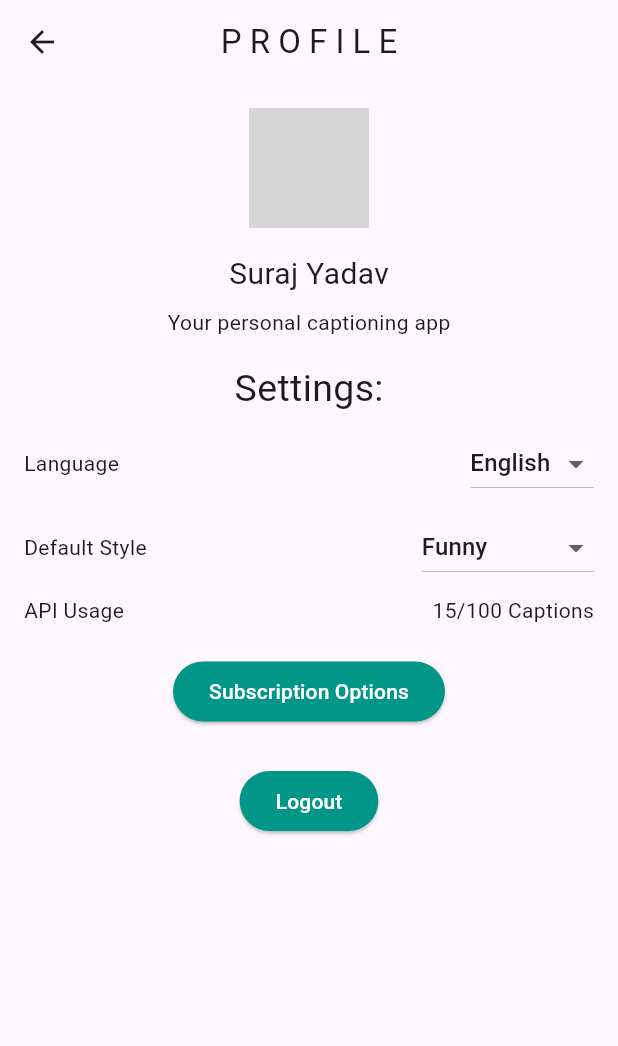
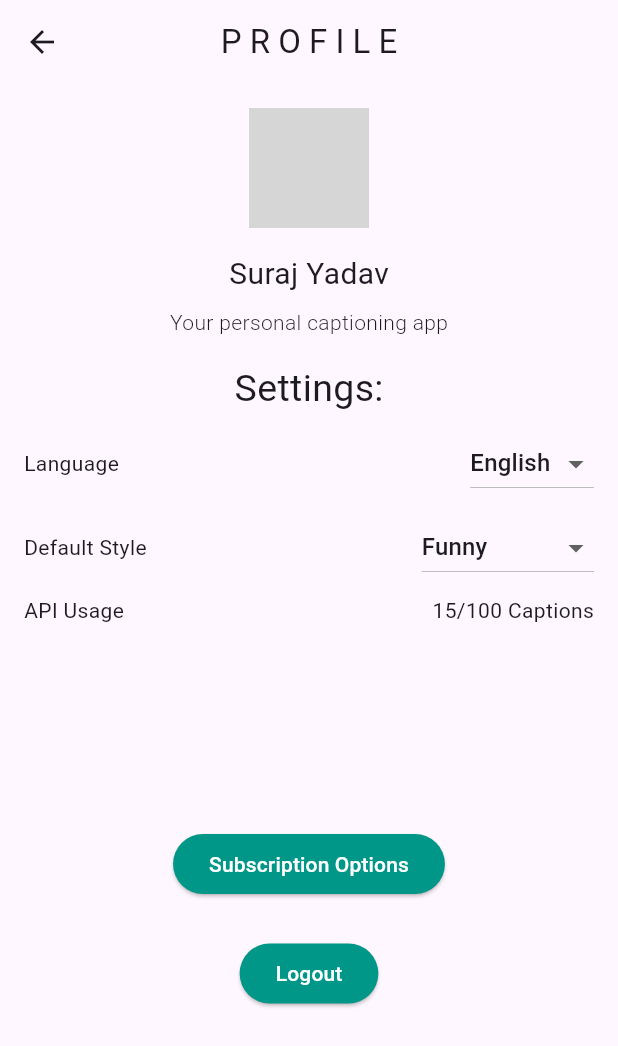
Before and after one commit to suraj-yadav0/caption_it, a Flutter app: the ProfileScreen screen opened by its route, on a phone screen of 412 x 824 dp. Shown: the top 1046 px of the screen. Run offline on Flutter 3.47's test engine with Material 3 defaults, Android fonts, the phone set to English and light mode, and no system bars; our stand-ins replace file_picker, flutter_dotenv, google_generative_ai; network calls fail; grey boxes are pictures that could not be loaded.

Commit message:
More UI Imrovements

```diff
--- a/lib/onboarding_screen.dart
+++ b/lib/onboarding_screen.dart
@@ -90,7 +90,7 @@ class _OnboardingScreenState extends State<OnboardingScreen> {
         height: 10,
         decoration: BoxDecoration(
           shape: BoxShape.circle,
-          color: isCurrentPage ? Colors.blue : Colors.grey[400],
+          color: isCurrentPage ? Colors.teal : Colors.grey[400],
         ),
       ),
     );
--- a/lib/profile_screen.dart
+++ b/lib/profile_screen.dart
@@ -37,7 +37,8 @@ class _ProfileScreenState extends State<ProfileScreen> {
             const Center(
               child: CircleAvatar(
                 radius: 40,
-                backgroundImage: AssetImage('assets/profile_image.png'),
+                backgroundImage: NetworkImage(
+                    'https://cdn.dribbble.com/users/89015/screenshots/5594172/media/326d4ea1d8d3d391a8a3c22c7c71dd4a.png?resize=800x600&vertical=center'),
               ),
             ),
             const SizedBox(height: 16),
@@ -46,7 +47,7 @@ class _ProfileScreenState extends State<ProfileScreen> {
               style: TextStyle(fontSize: 20),
             ),
             const SizedBox(height: 8),
-            const Text('Your personal captioning app'),
+            const Text('Your personal captioning app',style: TextStyle(fontWeight: FontWeight.w300),),
             const SizedBox(height: 16),
             const Text(
               'Settings:',
@@ -102,7 +103,7 @@ class _ProfileScreenState extends State<ProfileScreen> {
                 Text('$_apiUsage/100 Captions'),
               ],
             ),
-            const SizedBox(height: 20),
+           const Spacer(),
             ElevatedButton(
                 style: ButtonStyle(
                 backgroundColor: WidgetStateProperty.all(Colors.teal),
@@ -122,6 +123,8 @@ class _ProfileScreenState extends State<ProfileScreen> {
               },
               child: const Text('Logout',style: TextStyle(color: Colors.white),),
             ),
+
+           const Spacer(),
           ],
         ),
       ),
```
